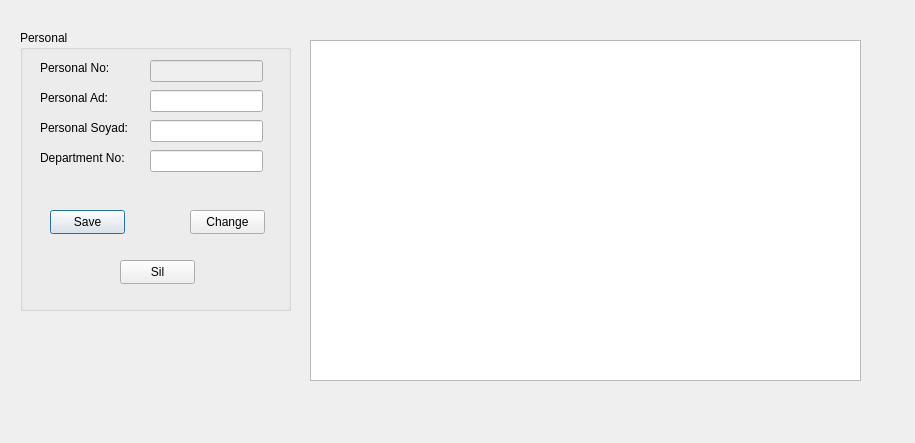
mehdi-haidri/QT_project, file QT/personel.ui: the form before one commit.
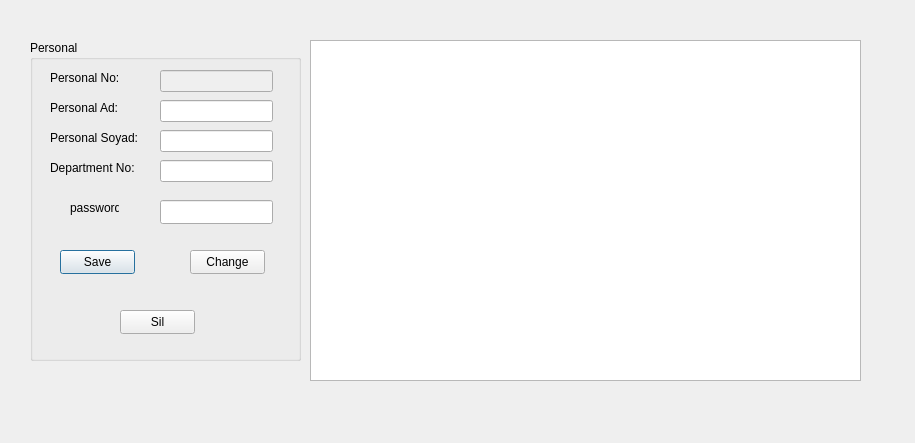
The form after the commit.

The edit to the form file:
```diff
--- a/QT/personel.ui
+++ b/QT/personel.ui
@@ -26,10 +26,10 @@
   <widget class="QGroupBox" name="groupBox">
    <property name="geometry">
     <rect>
-     <x>20</x>
-     <y>30</y>
+     <x>30</x>
+     <y>40</y>
      <width>271</width>
-     <height>281</height>
+     <height>321</height>
     </rect>
    </property>
    <property name="title">
@@ -111,7 +111,7 @@
     <property name="geometry">
      <rect>
       <x>30</x>
-      <y>180</y>
+      <y>210</y>
       <width>75</width>
       <height>24</height>
      </rect>
@@ -123,8 +123,8 @@
    <widget class="QPushButton" name="pushButton_degistir">
     <property name="geometry">
      <rect>
-      <x>170</x>
-      <y>180</y>
+      <x>160</x>
+      <y>210</y>
       <width>75</width>
       <height>24</height>
      </rect>
@@ -136,8 +136,8 @@
    <widget class="QPushButton" name="pushButton_sil">
     <property name="geometry">
      <rect>
-      <x>100</x>
-      <y>230</y>
+      <x>90</x>
+      <y>270</y>
       <width>75</width>
       <height>24</height>
      </rect>
@@ -169,6 +169,29 @@
      <string>Department No:</string>
     </property>
    </widget>
+   <widget class="QLabel" name="label_9">
+    <property name="geometry">
+     <rect>
+      <x>40</x>
+      <y>160</y>
+      <width>49</width>
+      <height>16</height>
+     </rect>
+    </property>
+    <property name="text">
+     <string>password</string>
+    </property>
+   </widget>
+   <widget class="QLineEdit" name="password">
+    <property name="geometry">
+     <rect>
+      <x>130</x>
+      <y>160</y>
+      <width>113</width>
+      <height>24</height>
+     </rect>
+    </property>
+   </widget>
   </widget>
  </widget>
  <resources/>
```
